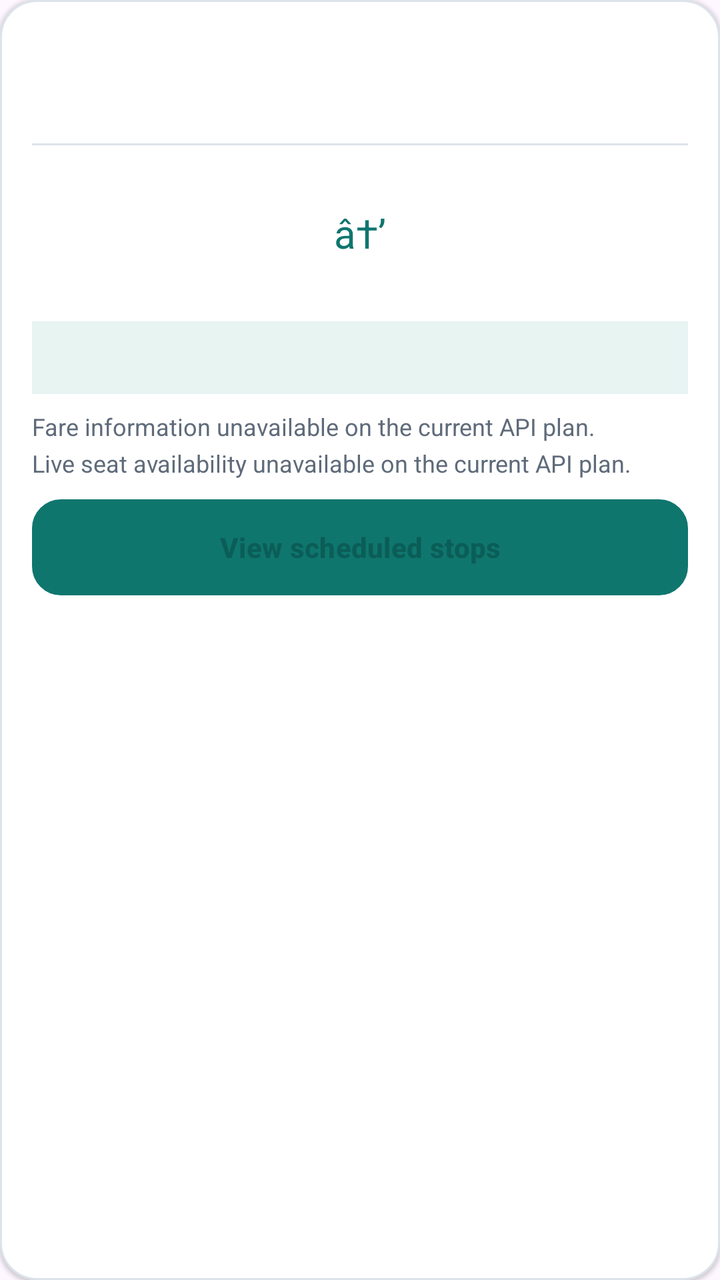
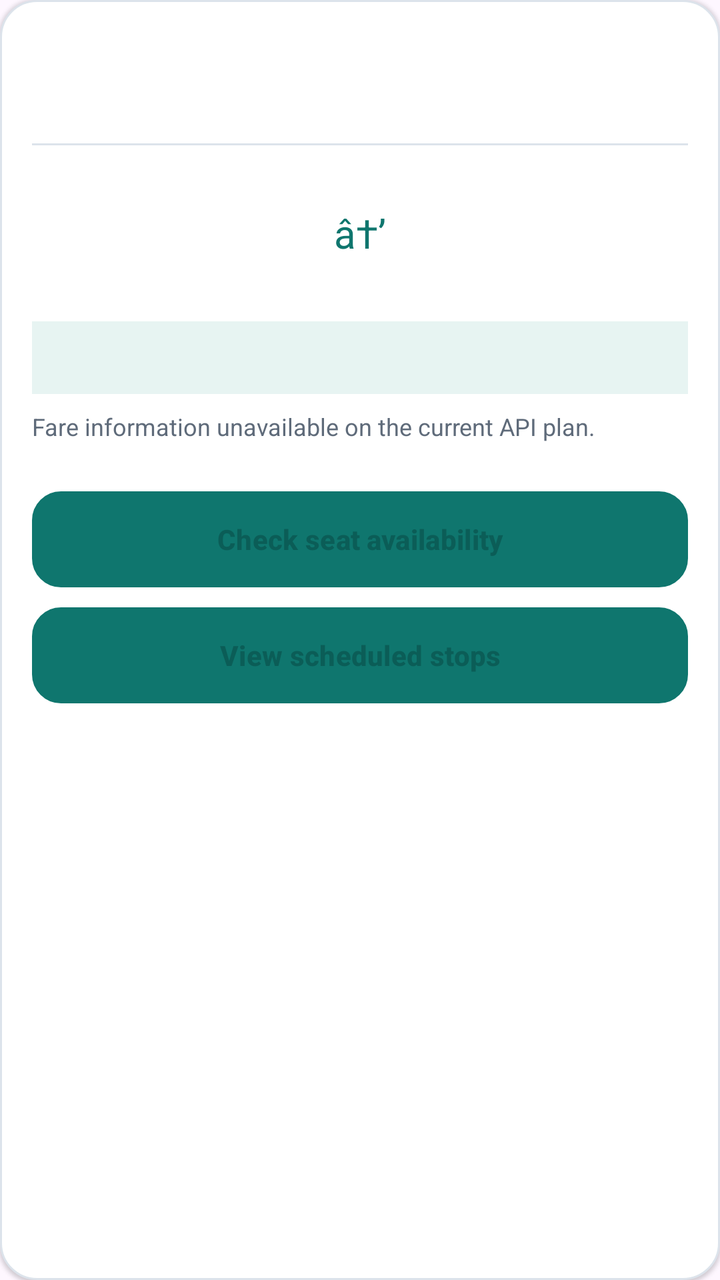

The first picture is an Android layout as it rendered before a commit; the second is the same layout after the commit. The layout source and the unified diff follow.
<!-- AndroidManifest.xml: application theme Theme.MyApplication -->
<!-- res/layout/item_live_train.xml -->
<?xml version="1.0" encoding="utf-8"?>
<LinearLayout xmlns:android="http://schemas.android.com/apk/res/android"
    android:layout_width="match_parent"
    android:layout_height="wrap_content"
    android:background="@drawable/card_background"
    android:elevation="1dp"
    android:orientation="vertical"
    android:padding="16dp">

    <TextView
        android:id="@+id/liveTrainName"
        android:layout_width="match_parent"
        android:layout_height="wrap_content"
        android:textColor="@color/ink"
        android:textSize="18sp"
        android:textStyle="bold" />

    <TextView
        android:id="@+id/liveTrainType"
        android:layout_width="match_parent"
        android:layout_height="wrap_content"
        android:layout_marginTop="3dp"
        android:textColor="@color/muted"
        android:textSize="12sp" />

    <View
        android:layout_width="match_parent"
        android:layout_height="1dp"
        android:layout_marginTop="12dp"
        android:layout_marginBottom="12dp"
        android:background="@color/border" />

    <LinearLayout
        android:layout_width="match_parent"
        android:layout_height="wrap_content"
        android:orientation="horizontal">

        <LinearLayout
            android:layout_width="0dp"
            android:layout_height="wrap_content"
            android:layout_weight="1"
            android:orientation="vertical">
            <TextView android:id="@+id/liveTrainDeparture" android:layout_width="match_parent" android:layout_height="wrap_content" android:textColor="@color/ink" android:textSize="20sp" android:textStyle="bold" />
            <TextView android:id="@+id/liveTrainSource" android:layout_width="match_parent" android:layout_height="wrap_content" android:layout_marginTop="3dp" android:textColor="@color/muted" android:textSize="12sp" />
            <TextView android:id="@+id/liveTrainDepartureDay" android:layout_width="match_parent" android:layout_height="wrap_content" android:layout_marginTop="3dp" android:textColor="@color/muted" android:textSize="11sp" />
        </LinearLayout>

        <TextView
            android:layout_width="wrap_content"
            android:layout_height="wrap_content"
            android:layout_gravity="center_vertical"
            android:padding="8dp"
            android:text="â†’"
            android:textColor="@color/brand"
            android:textSize="20sp" />

        <LinearLayout
            android:layout_width="0dp"
            android:layout_height="wrap_content"
            android:layout_weight="1"
            android:gravity="end"
            android:orientation="vertical">
            <TextView android:id="@+id/liveTrainArrival" android:layout_width="match_parent" android:layout_height="wrap_content" android:gravity="end" android:textColor="@color/ink" android:textSize="20sp" android:textStyle="bold" />
            <TextView android:id="@+id/liveTrainDestination" android:layout_width="match_parent" android:layout_height="wrap_content" android:layout_marginTop="3dp" android:gravity="end" android:textColor="@color/muted" android:textSize="12sp" />
            <TextView android:id="@+id/liveTrainArrivalDay" android:layout_width="match_parent" android:layout_height="wrap_content" android:layout_marginTop="3dp" android:gravity="end" android:textColor="@color/muted" android:textSize="11sp" />
        </LinearLayout>
    </LinearLayout>

    <TextView
        android:id="@+id/liveTrainDetails"
        android:layout_width="match_parent"
        android:layout_height="wrap_content"
        android:layout_marginTop="12dp"
        android:background="@color/teal_soft"
        android:padding="10dp"
        android:textColor="@color/brand_dark"
        android:textSize="12sp" />

    <TextView
        android:layout_width="match_parent"
        android:layout_height="wrap_content"
        android:layout_marginTop="8dp"
        android:text="@string/fare_unavailable"
        android:textColor="@color/muted"
        android:textSize="12sp" />

    <TextView
        android:layout_width="match_parent"
        android:layout_height="wrap_content"
        android:layout_marginTop="2dp"
        android:text="@string/availability_unavailable"
        android:textColor="@color/muted"
        android:textSize="12sp" />

    <Button
        android:id="@+id/liveTrainScheduleButton"
        android:layout_width="match_parent"
        android:layout_height="48dp"
        android:layout_marginTop="10dp"
        android:background="@drawable/button_secondary"
        android:minHeight="48dp"
        android:text="View scheduled stops"
        android:textAllCaps="false"
        android:textColor="@color/brand_dark"
        android:textStyle="bold" />
</LinearLayout>
<!-- resources referenced by this layout -->
<resources>
  <color name="border">#DCE3EB</color>
  <color name="brand">#0F766E</color>
  <color name="brand_dark">#0B5D57</color>
  <color name="ink">#14213D</color>
  <color name="muted">#5F6B7A</color>
  <color name="teal_soft">#E7F4F2</color>
  <!-- drawable button_secondary (drawable) -->
  <?xml version="1.0" encoding="utf-8"?>
  <shape xmlns:android="http://schemas.android.com/apk/res/android">
      <solid android:color="@color/surface" />
      <stroke android:width="1dp" android:color="@color/brand" />
      <corners android:radius="14dp" />
  </shape>
  <!-- drawable card_background (drawable) -->
  <?xml version="1.0" encoding="utf-8"?>
  <shape xmlns:android="http://schemas.android.com/apk/res/android"><solid android:color="@color/surface"/><stroke android:width="1dp" android:color="@color/border"/><corners android:radius="18dp"/></shape>
  <string name="availability_unavailable">Live seat availability unavailable on the current API plan.</string>
  <string name="fare_unavailable">Fare information unavailable on the current API plan.</string>
  <style name="Theme.MyApplication" parent="Base.Theme.MyApplication" />
  <color name="surface">#FFFFFFFF</color>
  <style name="Base.Theme.MyApplication" parent="Theme.Material3.Light.NoActionBar">
          <item name="colorPrimary">@color/brand</item>
          <item name="colorOnPrimary">@color/white</item>
          <item name="colorSecondary">@color/navy</item>
          <item name="colorOnSecondary">@color/white</item>
          <item name="android:colorAccent">@color/brand</item>
      </style>
  <color name="white">#FFFFFFFF</color>
  <color name="navy">#13233F</color>
</resources>

<!-- the commit's change to res/layout/item_live_train.xml (unified diff, before → after) -->
@@ -85,12 +85,24 @@
         android:textSize="12sp" />
 
     <TextView
+        android:id="@+id/liveTrainAvailability"
         android:layout_width="match_parent"
         android:layout_height="wrap_content"
         android:layout_marginTop="2dp"
-        android:text="@string/availability_unavailable"
         android:textColor="@color/muted"
         android:textSize="12sp" />
+
+    <Button
+        android:id="@+id/liveTrainAvailabilityButton"
+        android:layout_width="match_parent"
+        android:layout_height="48dp"
+        android:layout_marginTop="6dp"
+        android:background="@drawable/button_secondary"
+        android:minHeight="48dp"
+        android:text="Check seat availability"
+        android:textAllCaps="false"
+        android:textColor="@color/brand_dark"
+        android:textStyle="bold" />
 
     <Button
         android:id="@+id/liveTrainScheduleButton"
<!-- resource entries referenced after the edit -->
@@ -16,7 +16,6 @@
   <!-- drawable card_background (drawable) -->
   <?xml version="1.0" encoding="utf-8"?>
   <shape xmlns:android="http://schemas.android.com/apk/res/android"><solid android:color="@color/surface"/><stroke android:width="1dp" android:color="@color/border"/><corners android:radius="18dp"/></shape>
-  <string name="availability_unavailable">Live seat availability unavailable on the current API plan.</string>
   <string name="fare_unavailable">Fare information unavailable on the current API plan.</string>
   <style name="Theme.MyApplication" parent="Base.Theme.MyApplication" />
   <color name="surface">#FFFFFFFF</color>
